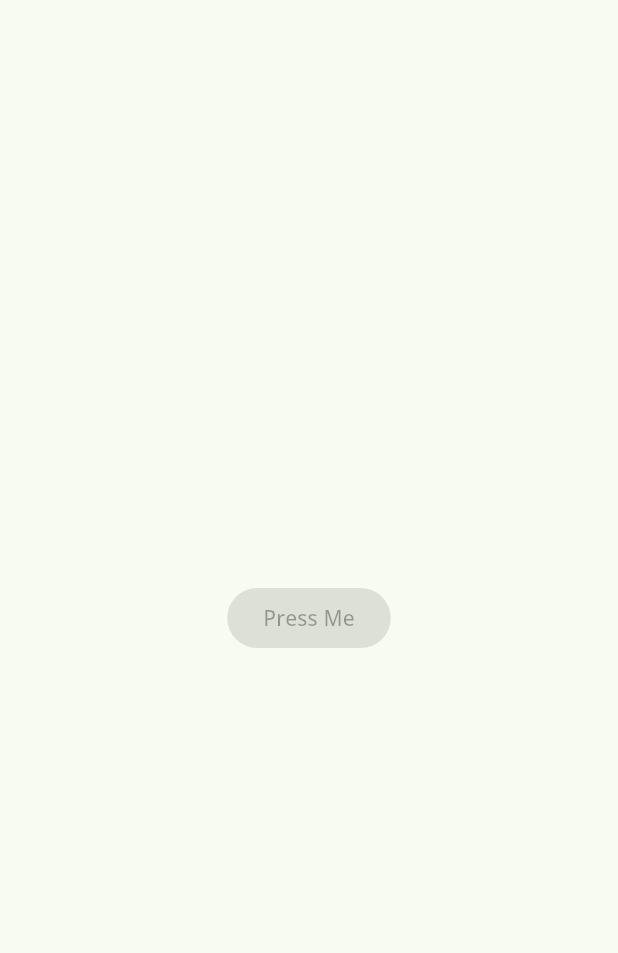
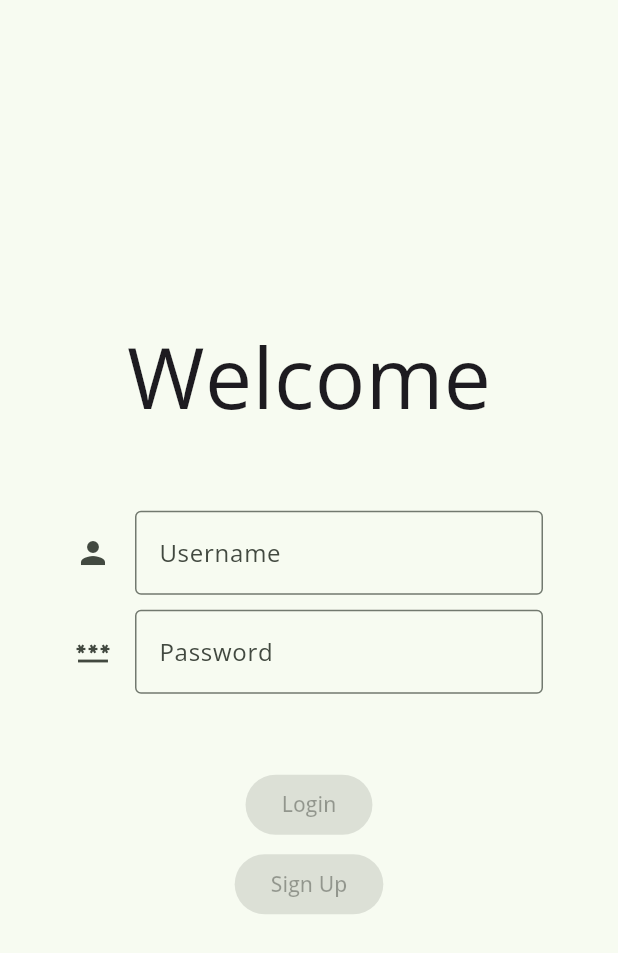
Before and after one commit to qianzhegoh/NaviNudge, a Flutter app: the screen it shows after launch, on a phone screen of 412 x 824 dp. Shown: the top 953 px of the screen. Run offline on Flutter 3.47's test engine with Material 3 defaults, Android fonts, the phone set to English and light mode, and no system bars; our stand-ins replace google_fonts.

Commit message:
created login page

```diff
--- a/Actual/navinudge/lib/main.dart
+++ b/Actual/navinudge/lib/main.dart
@@ -20,7 +20,22 @@ class MyApp extends StatelessWidget{
           Column(
             mainAxisSize: MainAxisSize.min,
             children: [
-              ElevatedButton(onPressed:null, child: Text('Press Me'))
+              Text(textScaler: TextScaler.linear(4),"Welcome"),
+              SizedBox(height:50),
+              Padding(
+                padding: EdgeInsets.symmetric(horizontal: 50.0),
+                child: TextField(
+                  decoration: InputDecoration(border: OutlineInputBorder(),labelText: "Username", icon: Icon(Icons.person)),),
+              ),
+              SizedBox(height:10.0),
+              Padding(
+                padding: EdgeInsets.symmetric(horizontal: 50.0),
+                child: TextField(decoration:InputDecoration(border: OutlineInputBorder(),labelText: "Password", icon:Icon(Icons.password)),),
+              ),
+              SizedBox(height: 50),
+              ElevatedButton(onPressed:null, child: Text('Login')),
+              SizedBox(height: 5),
+              ElevatedButton(onPressed: null, child: Text('Sign Up'))
             ],
           ),
             ),
```
